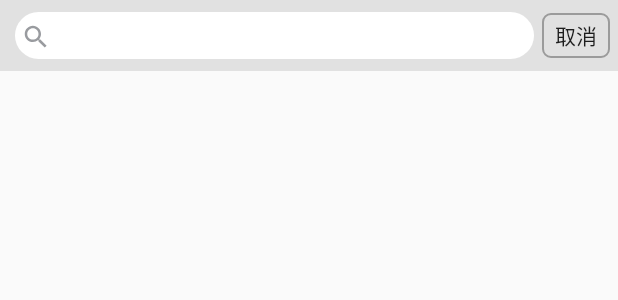
After one commit to ImproveUs/mycsdn, an Android app: the layout fragment_search.xml on its own in the app's theme, with its tools: preview values and no code run, on a phone screen of 412 x 824 dp. The commit adds this screen. Shown: the top 300 px of the screen. Run offline under Robolectric (Android 15) with nearby library versions, the phone set to English and light mode, and no system bars.

Commit message:
简单优化下界面

```diff
--- a/app/src/main/AndroidManifest.xml
+++ b/app/src/main/AndroidManifest.xml
@@ -26,6 +26,7 @@
         <activity android:name=".activity.DetailArticleActivity">
 
         </activity>
+        <activity android:name=".activity.SearchActivity"/>
     </application>
 
 </manifest>
--- a/app/src/main/java/improveus/com/mycsdn/activity/DetailArticleActivity.java
+++ b/app/src/main/java/improveus/com/mycsdn/activity/DetailArticleActivity.java
@@ -3,7 +3,6 @@ package improveus.com.mycsdn.activity;
 import android.content.Context;
 import android.content.Intent;
 import android.support.annotation.NonNull;
-import android.support.annotation.Nullable;
 import android.support.v4.app.Fragment;
 import android.text.TextUtils;
 
@@ -41,7 +40,7 @@ public class DetailArticleActivity extends BaseFragmentActivity {
         Intent intent = getIntent();
         String articleUrl = null;
         try {
-            articleUrl = intent.getStringExtra("ARTICLE_URL");
+            articleUrl = intent.getStringExtra("TITLEURL");
         } catch (Exception e) {
             //TODO 解析异常
         }
--- /dev/null
+++ b/app/src/main/res/drawable/btn_cancle.xml
@@ -0,0 +1,27 @@
+<?xml version="1.0" encoding="utf-8"?>
+<selector xmlns:android="http://schemas.android.com/apk/res/android">
+    <item android:state_pressed="true">
+        <shape>
+            <corners android:bottomLeftRadius="5dp"
+                    android:bottomRightRadius="5dp"
+                android:topRightRadius="5dp"
+                android:topLeftRadius="5dp">
+            </corners>
+            <stroke android:width="1dp" android:color="@color/gray_low">
+            </stroke>
+            <solid android:color="@color/divide_gray_color"></solid>
+        </shape>
+    </item>
+    <item >
+        <shape>
+            <corners android:bottomLeftRadius="5dp"
+                     android:bottomRightRadius="5dp"
+                     android:topRightRadius="5dp"
+                     android:topLeftRadius="5dp">
+            </corners>
+            <stroke android:width="1dp" android:color="@color/gray_low">
+            </stroke>
+            <solid android:color="@android:color/transparent"></solid>
+        </shape>
+    </item>
+</selector>
--- a/app/src/main/res/drawable/chose_type.xml
+++ b/app/src/main/res/drawable/chose_type.xml
@@ -1,7 +1,6 @@
 <?xml version="1.0" encoding="utf-8"?>
 <selector xmlns:android="http://schemas.android.com/apk/res/android">
-<item android:state_selected="true"
-      android:state_checked="true"
+<item android:state_pressed="true"
         android:drawable="@drawable/chose_type_selected">
 </item>
     <item
--- a/app/src/main/res/drawable/chose_type_nomor.xml
+++ b/app/src/main/res/drawable/chose_type_nomor.xml
@@ -1,6 +1,6 @@
 <vector xmlns:android="http://schemas.android.com/apk/res/android"
-        android:width="24dp"
-        android:height="24dp"
+        android:width="20dp"
+        android:height="20dp"
         android:viewportWidth="24.0"
         android:viewportHeight="24.0">
     <path
--- a/app/src/main/res/drawable/chose_type_selected.xml
+++ b/app/src/main/res/drawable/chose_type_selected.xml
@@ -1,6 +1,6 @@
 <vector xmlns:android="http://schemas.android.com/apk/res/android"
-        android:width="24dp"
-        android:height="24dp"
+        android:width="20dp"
+        android:height="20dp"
         android:viewportWidth="24.0"
         android:viewportHeight="24.0">
     <path
--- a/app/src/main/res/drawable/ic_search.xml
+++ b/app/src/main/res/drawable/ic_search.xml
@@ -1,8 +1,8 @@
 <vector xmlns:android="http://schemas.android.com/apk/res/android"
-        android:width="24dp"
-        android:height="24dp"
-        android:viewportWidth="20.0"
-        android:viewportHeight="20.0">
+        android:width="20dp"
+        android:height="20dp"
+        android:viewportWidth="24.0"
+        android:viewportHeight="24.0">
     <path
         android:fillColor="#999B9F"
         android:pathData="M15.5,14h-0.79l-0.28,-0.27C15.41,12.59 16,11.11 16,9.5 16,5.91 13.09,3 9.5,3S3,5.91 3,9.5 5.91,16 9.5,16c1.61,0 3.09,-0.59 4.23,-1.57l0.27,0.28v0.79l5,4.99L20.49,19l-4.99,-5zM9.5,14C7.01,14 5,11.99 5,9.5S7.01,5 9.5,5 14,7.01 14,9.5 11.99,14 9.5,14z"/>
--- a/app/src/main/res/drawable/ic_setting.xml
+++ b/app/src/main/res/drawable/ic_setting.xml
@@ -1,6 +1,6 @@
 <vector xmlns:android="http://schemas.android.com/apk/res/android"
-        android:width="24dp"
-        android:height="24dp"
+        android:width="19dp"
+        android:height="19dp"
         android:viewportWidth="24.0"
         android:viewportHeight="24.0">
     <path
--- a/app/src/main/res/drawable/shpae_white.xml
+++ b/app/src/main/res/drawable/shpae_white.xml
@@ -1,6 +1,6 @@
 <?xml version="1.0" encoding="utf-8"?>
 <shape xmlns:android="http://schemas.android.com/apk/res/android">
-    <corners android:radius="25dp"/>
+    <corners android:radius="20dp"/>
     <solid android:color="@color/white"/>
 
 </shape>
--- /dev/null
+++ b/app/src/main/res/layout/fragment_search.xml
@@ -0,0 +1,60 @@
+<?xml version="1.0" encoding="utf-8"?>
+<LinearLayout xmlns:android="http://schemas.android.com/apk/res/android"
+              android:orientation="vertical"
+              android:layout_width="match_parent"
+              android:layout_height="match_parent">
+    <RelativeLayout
+        android:id="@+id/search_relativeLayout"
+        android:layout_width="match_parent"
+        android:layout_height="wrap_content"
+        android:transitionName="mysear_linear"
+        android:background="@color/search_back">
+        <LinearLayout
+            android:id="@+id/search_linear"
+            android:layout_width="match_parent"
+            android:layout_height="wrap_content"
+            android:layout_toLeftOf="@+id/chose_type"
+            android:layout_marginLeft="10dp"
+            android:layout_marginTop="8dp"
+            android:layout_marginBottom="8dp"
+            android:layout_centerInParent="true"
+
+            android:background="@drawable/shpae_white"
+            >
+            <ImageView
+                android:layout_width="wrap_content"
+                android:layout_height="wrap_content"
+                android:layout_marginLeft="4dp"
+                android:layout_marginTop="1dp"
+                android:layout_gravity="center_vertical"
+                android:src="@drawable/ic_search"/>
+            <EditText
+                android:layout_width="match_parent"
+                android:layout_height="wrap_content"
+                android:paddingTop="8dp"
+                android:paddingBottom="8dp"
+                android:singleLine="true"
+                android:textSize="@dimen/small_text_size"
+                android:layout_marginLeft="2dp"
+                android:layout_marginRight="8dp"
+                android:background="@null"/>
+
+
+        </LinearLayout>
+        <Button
+            android:id="@+id/chose_type"
+            android:layout_width="45dp"
+            android:layout_height="30dp"
+
+            android:layout_marginTop="2dp"
+            android:layout_marginBottom="2dp"
+            android:layout_marginRight="5dp"
+            android:layout_marginLeft="5dp"
+            android:translationZ="5dp"
+            android:layout_alignParentRight="true"
+            android:layout_centerInParent="true"
+            android:text="取消"
+            android:background="@drawable/btn_cancle"/>
+    </RelativeLayout>
+
+</LinearLayout>
```
Also changed, not shown: app/src/main/java/improveus/com/mycsdn/activity/SearchActivity.java (added, +17 -0 lines), app/src/main/java/improveus/com/mycsdn/fragment/MainFragment.java (+51 -4 lines), app/src/main/java/improveus/com/mycsdn/fragment/SearchFragment.java (added, +22 -0 lines), app/src/main/res/drawable/setting_background.xml (+3 -4 lines), app/src/main/res/layout/fragment_main.xml (+40 -22 lines).
